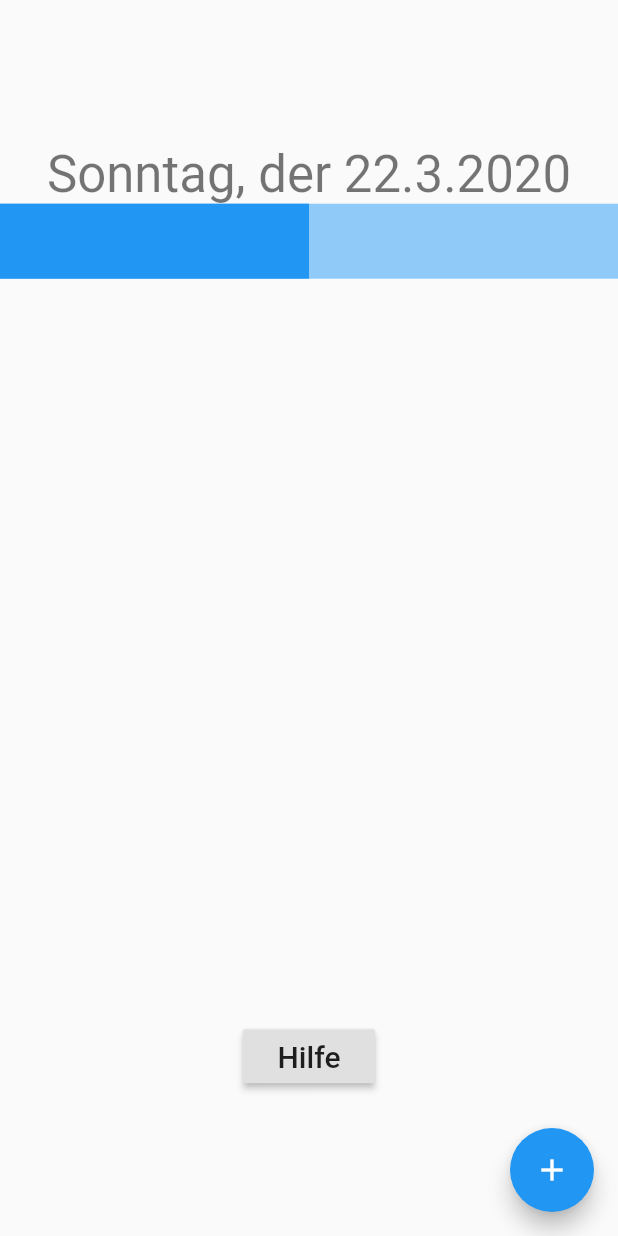
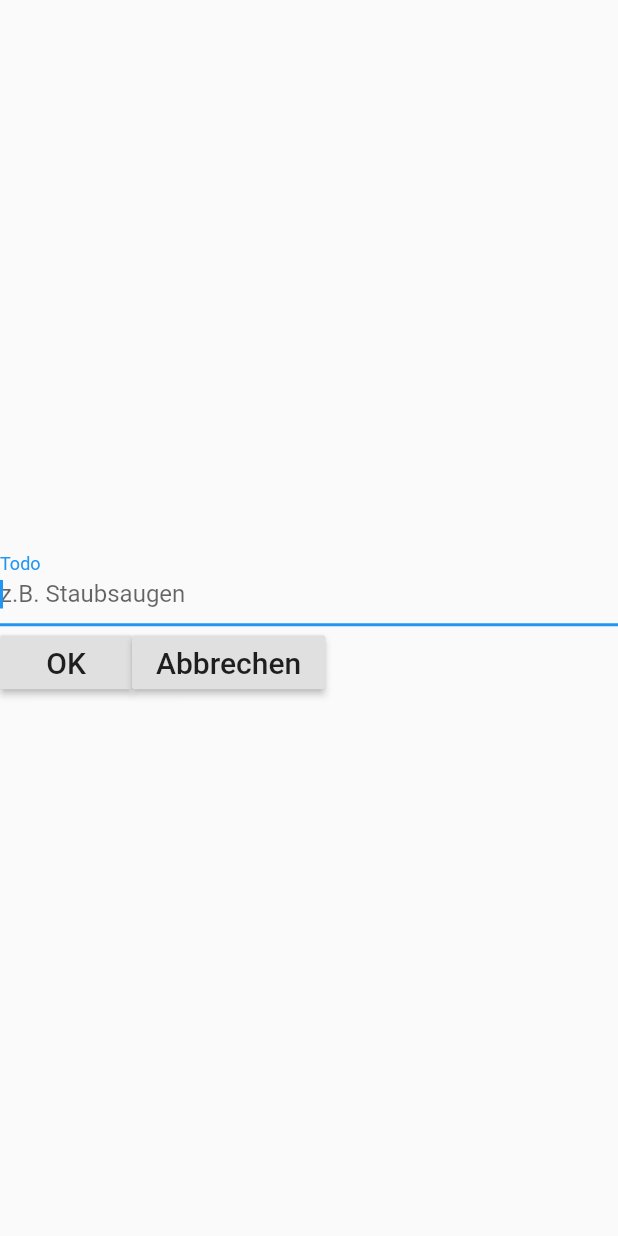
Before and after one commit to jan1na/DailyBuddy, a Flutter app: the screen it shows after launch, after a tap on the "add" icon, on a phone screen of 412 x 824 dp. Run offline on Flutter 3.47's test engine with Material 2 defaults, Android fonts, the phone set to English and light mode, and no system bars; accounts and stored records are empty.

Commit message:
Add create todo page

```diff
--- /dev/null
+++ b/lib/pages/createtodo.dart
@@ -0,0 +1,59 @@
+import 'package:flutter/material.dart';
+import 'hub.dart';
+import '../user.dart';
+
+class CreateTodo extends StatefulWidget {
+  CreateTodo({Key key, this.screenChanged})
+      : super(key: key);
+
+  final ValueChanged<Widget> screenChanged;
+
+  @override
+  CreateTodoState createState() => CreateTodoState();
+}
+
+class CreateTodoState extends State<CreateTodo> {
+  @override
+  Widget build(BuildContext context) {
+    final controller = TextEditingController();
+    final field = new TextField(
+      autofocus: true,
+      decoration: new InputDecoration(
+          labelText: 'Todo', hintText: 'z.B. Staubsaugen'),
+      controller: controller,
+    );
+
+    return Scaffold(
+       body: Center(
+        child: Column(
+          mainAxisAlignment: MainAxisAlignment.center,
+          children: <Widget>[
+            field,
+            Row(children: <Widget>[
+              RaisedButton(
+                onPressed: () {
+                  var entry = new Entry(controller.text, false);
+                  User.the().todos.add(entry);
+                  widget.screenChanged(new Hub(screenChanged: widget.screenChanged));
+                },
+                child: Text(
+                  'OK',
+                  style: TextStyle(fontSize: 20)
+                ),
+              ),
+              RaisedButton(
+                onPressed: () {
+                  widget.screenChanged(new Hub(screenChanged: widget.screenChanged));
+                },
+                child: Text(
+                  'Abbrechen',
+                  style: TextStyle(fontSize: 20)
+                ),
+              ),
+            ],)
+          ],
+        ),
+       ),
+    );
+  }
+}
--- a/lib/pages/hub.dart
+++ b/lib/pages/hub.dart
@@ -1,13 +1,23 @@
 import 'package:flutter/material.dart';
+import 'createtodo.dart';
 import '../user.dart';
 
-class Hub extends StatelessWidget {
+class Hub extends StatefulWidget {
   Hub({Key key, this.screenChanged})
       : super(key: key);
 
   final ValueChanged<Widget> screenChanged;
 
-  void add() {}
+  @override
+  HubState createState() => HubState();
+}
+
+class HubState extends State<Hub> {
+  HubState();
+
+  void add() {
+    widget.screenChanged(new CreateTodo(screenChanged: widget.screenChanged));
+  }
 
   @override
   Widget build(BuildContext context) {
@@ -32,9 +42,9 @@ class Hub extends StatelessWidget {
       int currentIndex = index;
       containers.add(new Container(height: 50, color: Colors.amber[600], child: new Row(children: <Widget>[
         Switch(value: User.the().todos[index].done, onChanged: (bool value) {
-          //setState(() {
+          setState(() {
             User.the().todos[currentIndex].done = !User.the().todos[currentIndex].done;
-          //});
+          });
         },),
         Text(todo.title),
       ])));
```
Also changed, not shown: lib/pages/addnewtask.dart (deleted), lib/pages/createpopup.dart (deleted).
